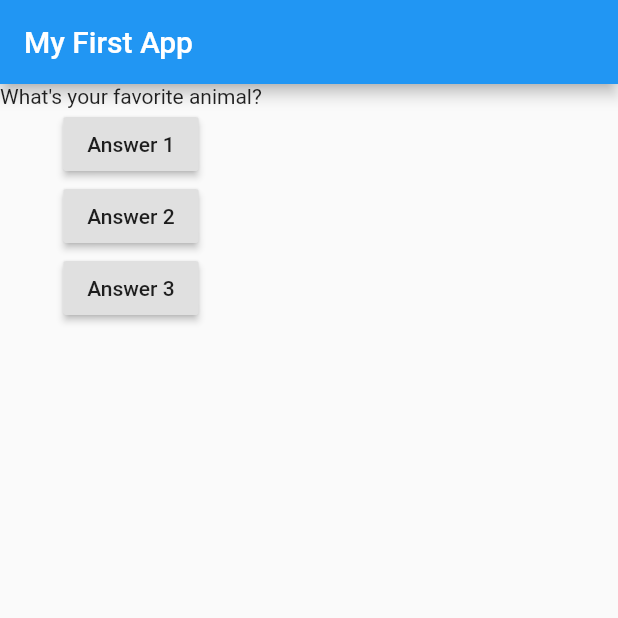
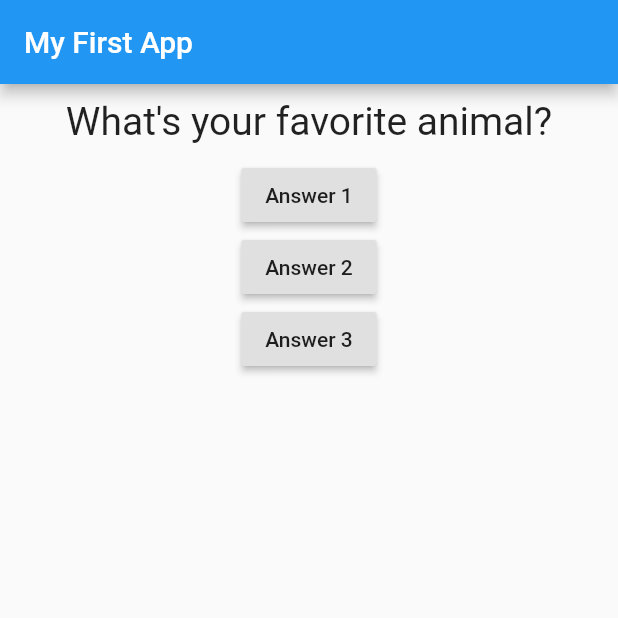
Before and after one commit to fffrowies/flutter_curso, a Flutter app: the screen it shows after launch, after a tap on "Answer 1", on a phone screen of 412 x 824 dp, the top half of it. Run offline on Flutter 3.47's test engine with Material 2 defaults, Android fonts, the phone set to English and light mode, and no system bars.

Commit message:
Creation of question.dart to isolate design complexity of this container.

```diff
--- a/lib/main.dart
+++ b/lib/main.dart
@@ -1,4 +1,6 @@
 import 'package:flutter/material.dart';
+
+import './question.dart';
 
 void main() {
   runApp(MyApp());
@@ -9,18 +11,18 @@ class MyApp extends StatefulWidget {
   @override
   State<StatefulWidget> createState() {
     // TODO: implement createState
-    return MyAppState();
+    return _MyAppState();
   }
 }
 
-class MyAppState extends State<MyApp> {
-  var questionIndex = 0;
+class _MyAppState extends State<MyApp> {
+  var _questionIndex = 0;
 
-  void answerQuestion() {
+  void _answerQuestion() {
     setState(() {
-      questionIndex = questionIndex + 1;
+      _questionIndex = _questionIndex + 1;
     });
-    print(questionIndex);
+    print(_questionIndex);
   }
 
   @override
@@ -36,11 +38,12 @@ class MyAppState extends State<MyApp> {
         ),
         body: Column(
           children: [
-            Text(questions[questionIndex],
+            Question(
+              questions[_questionIndex],
             ),
             RaisedButton(
               child: Text('Answer 1'),
-              onPressed: answerQuestion,
+              onPressed: _answerQuestion,
             ),
             RaisedButton(
               child: Text('Answer 2'),
--- /dev/null
+++ b/lib/question.dart
@@ -0,0 +1,20 @@
+import 'package:flutter/material.dart';
+
+class Question extends StatelessWidget {
+  final String questionText;
+
+  Question(this.questionText);
+
+  @override
+  Widget build(BuildContext context) {
+    return Container(
+      width: double.infinity,
+      margin: EdgeInsets.all(10),
+      child: Text(
+        questionText,
+        style: TextStyle(fontSize: 26),
+        textAlign: TextAlign.center,
+      ),
+    );
+  }
+}
```
